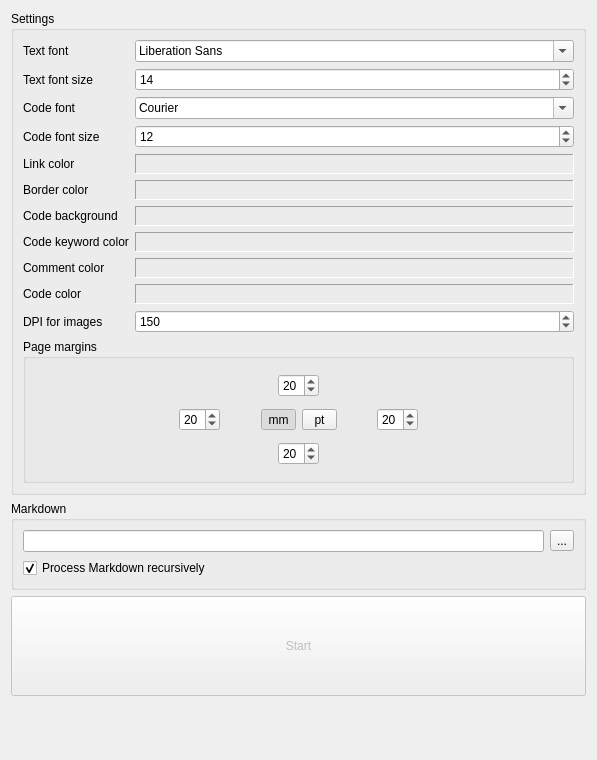
Above: md-pdf/main_window.ui from igormironchik/md-pdf before the change. Below: the same form after it.
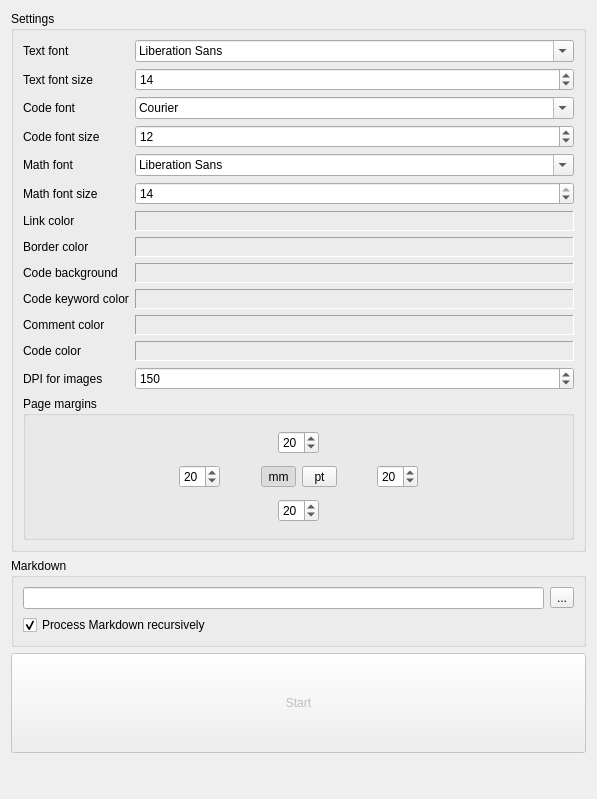
That is the form after the change. Custom widgets are drawn as their Qt base class.

Commit message:
Render LaTeX Math expressions.
* Implement parsing of math expressions in Markdown.

* Implement drawing of math expressions.

* Improve quality of math  expressions.

* Move standalone Math code block into paragraph.

* Add test of LaTeX Math rendering.

* Fix rendering of Math expressions.

* Fix testing.

* Fix checking for table with MSVC.

* Disable auto test of Math expressions rendering.

```diff
--- a/md-pdf/main_window.ui
+++ b/md-pdf/main_window.ui
@@ -7,7 +7,7 @@
     <x>0</x>
     <y>0</y>
     <width>597</width>
-    <height>760</height>
+    <height>799</height>
    </rect>
   </property>
   <property name="windowTitle">
@@ -22,17 +22,23 @@
      <layout class="QVBoxLayout" name="verticalLayout_5">
       <item>
        <layout class="QGridLayout" name="gridLayout">
-        <item row="9" column="0">
-         <widget class="QLabel" name="label_11">
+        <item row="0" column="0">
+         <widget class="QLabel" name="label">
+          <property name="sizePolicy">
+           <sizepolicy hsizetype="Minimum" vsizetype="Preferred">
+            <horstretch>0</horstretch>
+            <verstretch>0</verstretch>
+           </sizepolicy>
+          </property>
           <property name="text">
-           <string>Code color</string>
+           <string>Text font</string>
           </property>
          </widget>
         </item>
-        <item row="2" column="1">
-         <widget class="QFontComboBox" name="m_codeFont">
+        <item row="0" column="1">
+         <widget class="QFontComboBox" name="m_textFont">
           <property name="fontFilters">
-           <set>QFontComboBox::MonospacedFonts</set>
+           <set>QFontComboBox::ScalableFonts</set>
           </property>
          </widget>
         </item>
@@ -49,32 +55,22 @@
           </property>
          </widget>
         </item>
-        <item row="8" column="1">
-         <widget class="ColorWidget" name="m_commentColor">
-          <property name="minimumSize">
-           <size>
-            <width>0</width>
-            <height>20</height>
-           </size>
-          </property>
-          <property name="frameShape">
-           <enum>QFrame::Panel</enum>
-          </property>
-          <property name="frameShadow">
-           <enum>QFrame::Sunken</enum>
-          </property>
-         </widget>
-        </item>
-        <item row="6" column="0">
-         <widget class="QLabel" name="label_5">
+        <item row="1" column="1">
+         <widget class="QSpinBox" name="m_textFontSize">
           <property name="sizePolicy">
-           <sizepolicy hsizetype="Minimum" vsizetype="Preferred">
+           <sizepolicy hsizetype="Expanding" vsizetype="Fixed">
             <horstretch>0</horstretch>
             <verstretch>0</verstretch>
            </sizepolicy>
           </property>
-          <property name="text">
-           <string>Code background</string>
+          <property name="minimum">
+           <number>6</number>
+          </property>
+          <property name="maximum">
+           <number>16</number>
+          </property>
+          <property name="value">
+           <number>14</number>
           </property>
          </widget>
         </item>
@@ -91,6 +87,13 @@
           </property>
          </widget>
         </item>
+        <item row="2" column="1">
+         <widget class="QFontComboBox" name="m_codeFont">
+          <property name="fontFilters">
+           <set>QFontComboBox::MonospacedFonts</set>
+          </property>
+         </widget>
+        </item>
         <item row="3" column="0">
          <widget class="QLabel" name="label_7">
           <property name="sizePolicy">
@@ -104,7 +107,85 @@
           </property>
          </widget>
         </item>
+        <item row="3" column="1">
+         <widget class="QSpinBox" name="m_codeFontSize">
+          <property name="sizePolicy">
+           <sizepolicy hsizetype="Expanding" vsizetype="Fixed">
+            <horstretch>0</horstretch>
+            <verstretch>0</verstretch>
+           </sizepolicy>
+          </property>
+          <property name="minimum">
+           <number>5</number>
+          </property>
+          <property name="maximum">
+           <number>14</number>
+          </property>
+          <property name="value">
+           <number>12</number>
+          </property>
+         </widget>
+        </item>
+        <item row="4" column="0">
+         <widget class="QLabel" name="label_8">
+          <property name="text">
+           <string>Math font</string>
+          </property>
+         </widget>
+        </item>
+        <item row="4" column="1">
+         <widget class="QFontComboBox" name="m_mathFont"/>
+        </item>
         <item row="5" column="0">
+         <widget class="QLabel" name="label_13">
+          <property name="text">
+           <string>Math font size</string>
+          </property>
+         </widget>
+        </item>
+        <item row="5" column="1">
+         <widget class="QSpinBox" name="m_mathFontSize">
+          <property name="minimum">
+           <number>5</number>
+          </property>
+          <property name="maximum">
+           <number>14</number>
+          </property>
+          <property name="value">
+           <number>14</number>
+          </property>
+         </widget>
+        </item>
+        <item row="6" column="0">
+         <widget class="QLabel" name="label_3">
+          <property name="sizePolicy">
+           <sizepolicy hsizetype="Minimum" vsizetype="Preferred">
+            <horstretch>0</horstretch>
+            <verstretch>0</verstretch>
+           </sizepolicy>
+          </property>
+          <property name="text">
+           <string>Link color</string>
+          </property>
+         </widget>
+        </item>
+        <item row="6" column="1">
+         <widget class="ColorWidget" name="m_linkColor">
+          <property name="minimumSize">
+           <size>
+            <width>0</width>
+            <height>20</height>
+           </size>
+          </property>
+          <property name="frameShape">
+           <enum>QFrame::Panel</enum>
+          </property>
+          <property name="frameShadow">
+           <enum>QFrame::Sunken</enum>
+          </property>
+         </widget>
+        </item>
+        <item row="7" column="0">
          <widget class="QLabel" name="label_4">
           <property name="sizePolicy">
            <sizepolicy hsizetype="Minimum" vsizetype="Preferred">
@@ -117,92 +198,59 @@
           </property>
          </widget>
         </item>
-        <item row="7" column="0">
+        <item row="7" column="1">
+         <widget class="ColorWidget" name="m_borderColor">
+          <property name="minimumSize">
+           <size>
+            <width>0</width>
+            <height>20</height>
+           </size>
+          </property>
+          <property name="frameShape">
+           <enum>QFrame::Panel</enum>
+          </property>
+          <property name="frameShadow">
+           <enum>QFrame::Sunken</enum>
+          </property>
+         </widget>
+        </item>
+        <item row="8" column="0">
+         <widget class="QLabel" name="label_5">
+          <property name="sizePolicy">
+           <sizepolicy hsizetype="Minimum" vsizetype="Preferred">
+            <horstretch>0</horstretch>
+            <verstretch>0</verstretch>
+           </sizepolicy>
+          </property>
+          <property name="text">
+           <string>Code background</string>
+          </property>
+         </widget>
+        </item>
+        <item row="8" column="1">
+         <widget class="ColorWidget" name="m_codeBackground">
+          <property name="minimumSize">
+           <size>
+            <width>0</width>
+            <height>20</height>
+           </size>
+          </property>
+          <property name="frameShape">
+           <enum>QFrame::Panel</enum>
+          </property>
+          <property name="frameShadow">
+           <enum>QFrame::Sunken</enum>
+          </property>
+         </widget>
+        </item>
+        <item row="9" column="0">
          <widget class="QLabel" name="label_9">
           <property name="text">
            <string>Code keyword color</string>
           </property>
          </widget>
         </item>
-        <item row="8" column="0">
-         <widget class="QLabel" name="label_10">
-          <property name="text">
-           <string>Comment color</string>
-          </property>
-         </widget>
-        </item>
-        <item row="4" column="1">
-         <widget class="ColorWidget" name="m_linkColor">
-          <property name="minimumSize">
-           <size>
-            <width>0</width>
-            <height>20</height>
-           </size>
-          </property>
-          <property name="frameShape">
-           <enum>QFrame::Panel</enum>
-          </property>
-          <property name="frameShadow">
-           <enum>QFrame::Sunken</enum>
-          </property>
-         </widget>
-        </item>
         <item row="9" column="1">
-         <widget class="ColorWidget" name="m_codeColor">
-          <property name="minimumSize">
-           <size>
-            <width>0</width>
-            <height>20</height>
-           </size>
-          </property>
-          <property name="frameShape">
-           <enum>QFrame::Panel</enum>
-          </property>
-          <property name="frameShadow">
-           <enum>QFrame::Sunken</enum>
-          </property>
-         </widget>
-        </item>
-        <item row="0" column="1">
-         <widget class="QFontComboBox" name="m_textFont">
-          <property name="fontFilters">
-           <set>QFontComboBox::ScalableFonts</set>
-          </property>
-         </widget>
-        </item>
-        <item row="1" column="1">
-         <widget class="QSpinBox" name="m_textFontSize">
-          <property name="sizePolicy">
-           <sizepolicy hsizetype="Expanding" vsizetype="Fixed">
-            <horstretch>0</horstretch>
-            <verstretch>0</verstretch>
-           </sizepolicy>
-          </property>
-          <property name="minimum">
-           <number>6</number>
-          </property>
-          <property name="maximum">
-           <number>16</number>
-          </property>
-          <property name="value">
-           <number>14</number>
-          </property>
-         </widget>
-        </item>
-        <item row="4" column="0">
-         <widget class="QLabel" name="label_3">
-          <property name="sizePolicy">
-           <sizepolicy hsizetype="Minimum" vsizetype="Preferred">
-            <horstretch>0</horstretch>
-            <verstretch>0</verstretch>
-           </sizepolicy>
-          </property>
-          <property name="text">
-           <string>Link color</string>
-          </property>
-         </widget>
-        </item>
-        <item row="7" column="1">
          <widget class="ColorWidget" name="m_keywordColor">
           <property name="minimumSize">
            <size>
@@ -218,7 +266,60 @@
           </property>
          </widget>
         </item>
+        <item row="10" column="0">
+         <widget class="QLabel" name="label_10">
+          <property name="text">
+           <string>Comment color</string>
+          </property>
+         </widget>
+        </item>
         <item row="10" column="1">
+         <widget class="ColorWidget" name="m_commentColor">
+          <property name="minimumSize">
+           <size>
+            <width>0</width>
+            <height>20</height>
+           </size>
+          </property>
+          <property name="frameShape">
+           <enum>QFrame::Panel</enum>
+          </property>
+          <property name="frameShadow">
+           <enum>QFrame::Sunken</enum>
+          </property>
+         </widget>
+        </item>
+        <item row="11" column="0">
+         <widget class="QLabel" name="label_11">
+          <property name="text">
+           <string>Code color</string>
+          </property>
+         </widget>
+        </item>
+        <item row="11" column="1">
+         <widget class="ColorWidget" name="m_codeColor">
+          <property name="minimumSize">
+           <size>
+            <width>0</width>
+            <height>20</height>
+           </size>
+          </property>
+          <property name="frameShape">
+           <enum>QFrame::Panel</enum>
+          </property>
+          <property name="frameShadow">
+           <enum>QFrame::Sunken</enum>
+          </property>
+         </widget>
+        </item>
+        <item row="12" column="0">
+         <widget class="QLabel" name="label_12">
+          <property name="text">
+           <string>DPI for images</string>
+          </property>
+         </widget>
+        </item>
+        <item row="12" column="1">
          <widget class="QSpinBox" name="m_dpi">
           <property name="minimum">
            <number>50</number>
@@ -234,77 +335,6 @@
           </property>
          </widget>
         </item>
-        <item row="3" column="1">
-         <widget class="QSpinBox" name="m_codeFontSize">
-          <property name="sizePolicy">
-           <sizepolicy hsizetype="Expanding" vsizetype="Fixed">
-            <horstretch>0</horstretch>
-            <verstretch>0</verstretch>
-           </sizepolicy>
-          </property>
-          <property name="minimum">
-           <number>5</number>
-          </property>
-          <property name="maximum">
-           <number>14</number>
-          </property>
-          <property name="value">
-           <number>12</number>
-          </property>
-         </widget>
-        </item>
-        <item row="5" column="1">
-         <widget class="ColorWidget" name="m_borderColor">
-          <property name="minimumSize">
-           <size>
-            <width>0</width>
-            <height>20</height>
-           </size>
-          </property>
-          <property name="frameShape">
-           <enum>QFrame::Panel</enum>
-          </property>
-          <property name="frameShadow">
-           <enum>QFrame::Sunken</enum>
-          </property>
-         </widget>
-        </item>
-        <item row="6" column="1">
-         <widget class="ColorWidget" name="m_codeBackground">
-          <property name="minimumSize">
-           <size>
-            <width>0</width>
-            <height>20</height>
-           </size>
-          </property>
-          <property name="frameShape">
-           <enum>QFrame::Panel</enum>
-          </property>
-          <property name="frameShadow">
-           <enum>QFrame::Sunken</enum>
-          </property>
-         </widget>
-        </item>
-        <item row="10" column="0">
-         <widget class="QLabel" name="label_12">
-          <property name="text">
-           <string>DPI for images</string>
-          </property>
-         </widget>
-        </item>
-        <item row="0" column="0">
-         <widget class="QLabel" name="label">
-          <property name="sizePolicy">
-           <sizepolicy hsizetype="Minimum" vsizetype="Preferred">
-            <horstretch>0</horstretch>
-            <verstretch>0</verstretch>
-           </sizepolicy>
-          </property>
-          <property name="text">
-           <string>Text font</string>
-          </property>
-         </widget>
-        </item>
        </layout>
       </item>
       <item>
```
The commit also changes 1726 other files.
